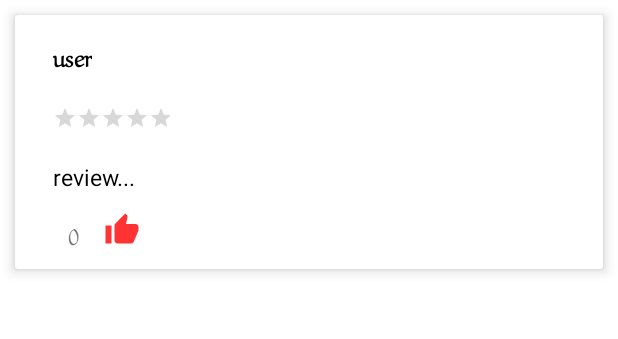
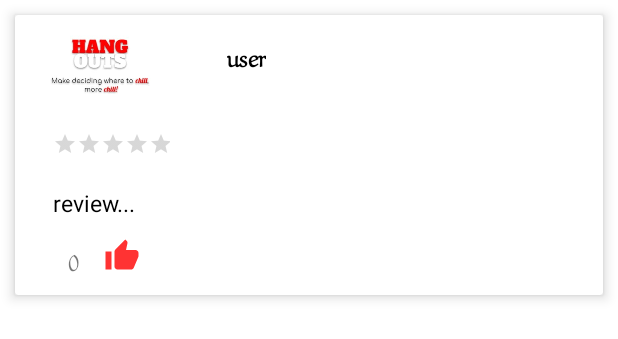
Before and after one commit to eezj35/OrbitalApp, an Android app: the layout reviews_list_item.xml on its own in the app's theme, with its tools: preview values and no code run, on a phone screen of 412 x 824 dp. Shown: the top 339 px of the screen. Run offline under Robolectric (Android 15) with nearby library versions, the phone set to English and light mode, and no system bars; Roboto replaces fonts that are not available here.

Commit message:
profile pic at review problematic

```diff
--- a/app/src/main/res/layout/popup.xml
+++ b/app/src/main/res/layout/popup.xml
@@ -89,7 +89,7 @@
         android:layout_height="wrap_content"
         android:layout_marginTop="16dp"
         android:background="@drawable/filter_button"
-        android:text="> $60"
+        android:text="> $50"
         android:textColor="@color/white"
 
         app:layout_constraintStart_toStartOf="@+id/filter_btn_low"
@@ -136,7 +136,7 @@
         android:layout_marginStart="24dp"
         android:layout_marginTop="8dp"
         android:background="@drawable/filter_button"
-        android:text="Outdoor"
+        android:text="Outdoors"
         android:textColor="@color/white"
 
         app:layout_constraintStart_toStartOf="@+id/textView6"
@@ -149,7 +149,7 @@
         android:layout_height="wrap_content"
         android:layout_marginStart="36dp"
         android:background="@drawable/filter_button"
-        android:text="Indoor"
+        android:text="Indoors"
         android:textColor="@color/white"
 
         app:layout_constraintBottom_toBottomOf="@+id/filter_btn_outdoor"
--- a/app/src/main/res/layout/reviews_list_item.xml
+++ b/app/src/main/res/layout/reviews_list_item.xml
@@ -15,6 +15,19 @@
         android:layout_height="wrap_content"
         android:orientation="vertical">
 
+        <LinearLayout
+            android:layout_width="match_parent"
+            android:layout_height="wrap_content"
+            android:orientation="horizontal"
+            >
+
+            <ImageView
+                android:id="@+id/reviewProfilePic"
+                android:layout_width="116dp"
+                android:layout_height="68dp"
+                android:padding="10dp"
+                android:src="@drawable/full_logo" />
+
             <TextView
                 android:layout_width="wrap_content"
                 android:layout_height="wrap_content"
@@ -27,6 +40,9 @@
                 android:textSize="15dp"
                 android:layout_marginLeft="15dp"
                 android:fontFamily="@font/aref_ruqaa"/>
+
+        </LinearLayout>
+
 
         <RatingBar
             android:id="@+id/ratingReview"
```
Also changed, not shown: app/src/main/java/com/example/orbital_app/Profile.java (+1 -47 lines), app/src/main/java/com/example/orbital_app/ReviewsAdapter.java (+21 -0 lines), app/src/main/java/com/example/orbital_app/UserProfilePic.java (deleted, +0 -24 lines), app/src/main/res/layout/activity_profile.xml (+0 -19 lines). Lines whose indentation alone changed are shown as unchanged.
